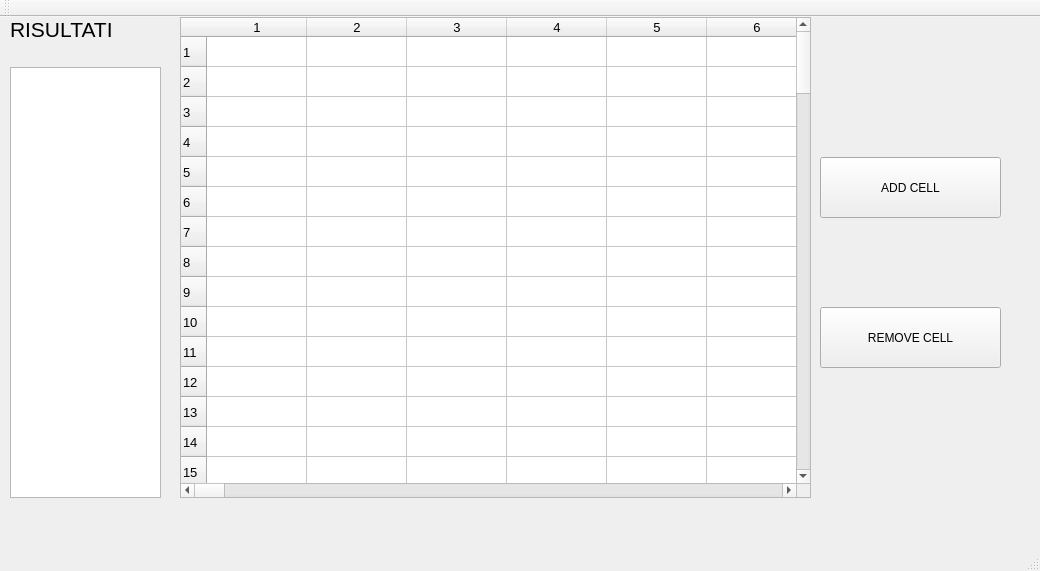
AlessandroArezzo/Cells_Project, file mainwindow.ui: the form before one commit.
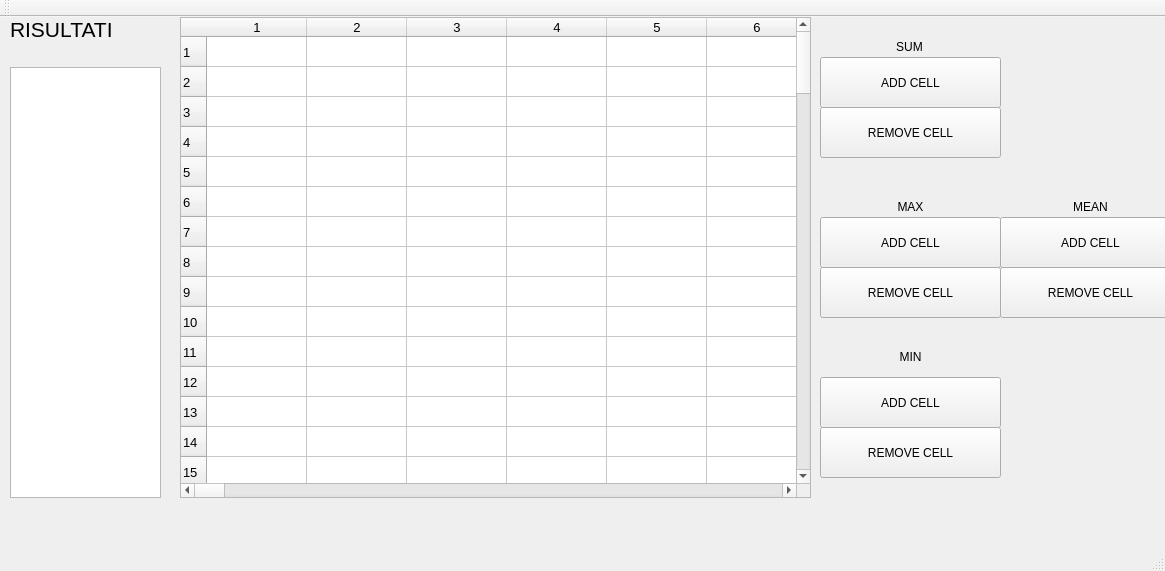
The form after the commit.

What changed in the file:
```diff
--- a/mainwindow.ui
+++ b/mainwindow.ui
@@ -6,7 +6,7 @@
    <rect>
     <x>0</x>
     <y>0</y>
-    <width>1040</width>
+    <width>1165</width>
     <height>571</height>
    </rect>
   </property>
@@ -31,9 +31,9 @@
     <property name="geometry">
      <rect>
       <x>820</x>
-      <y>290</y>
+      <y>90</y>
       <width>181</width>
-      <height>61</height>
+      <height>51</height>
      </rect>
     </property>
     <property name="text">
@@ -44,9 +44,9 @@
     <property name="geometry">
      <rect>
       <x>820</x>
-      <y>140</y>
+      <y>40</y>
       <width>181</width>
-      <height>61</height>
+      <height>51</height>
      </rect>
     </property>
     <property name="text">
@@ -309,6 +309,163 @@
      <bool>true</bool>
     </property>
    </widget>
+   <widget class="QPushButton" name="removeMaxButton">
+    <property name="geometry">
+     <rect>
+      <x>820</x>
+      <y>250</y>
+      <width>181</width>
+      <height>51</height>
+     </rect>
+    </property>
+    <property name="text">
+     <string>REMOVE CELL</string>
+    </property>
+   </widget>
+   <widget class="QPushButton" name="addMaxButton">
+    <property name="geometry">
+     <rect>
+      <x>820</x>
+      <y>200</y>
+      <width>181</width>
+      <height>51</height>
+     </rect>
+    </property>
+    <property name="text">
+     <string>ADD CELL</string>
+    </property>
+   </widget>
+   <widget class="QPushButton" name="addMinButton">
+    <property name="geometry">
+     <rect>
+      <x>820</x>
+      <y>360</y>
+      <width>181</width>
+      <height>51</height>
+     </rect>
+    </property>
+    <property name="text">
+     <string>ADD CELL</string>
+    </property>
+   </widget>
+   <widget class="QPushButton" name="removeMinButton">
+    <property name="geometry">
+     <rect>
+      <x>820</x>
+      <y>410</y>
+      <width>181</width>
+      <height>51</height>
+     </rect>
+    </property>
+    <property name="text">
+     <string>REMOVE CELL</string>
+    </property>
+   </widget>
+   <widget class="QLabel" name="label_2">
+    <property name="geometry">
+     <rect>
+      <x>829</x>
+      <y>20</y>
+      <width>161</width>
+      <height>20</height>
+     </rect>
+    </property>
+    <property name="text">
+     <string>SUM</string>
+    </property>
+    <property name="alignment">
+     <set>Qt::AlignCenter</set>
+    </property>
+   </widget>
+   <widget class="QLabel" name="label_3">
+    <property name="geometry">
+     <rect>
+      <x>1010</x>
+      <y>180</y>
+      <width>161</width>
+      <height>20</height>
+     </rect>
+    </property>
+    <property name="text">
+     <string>MEAN</string>
+    </property>
+    <property name="alignment">
+     <set>Qt::AlignCenter</set>
+    </property>
+   </widget>
+   <widget class="QLabel" name="label_4">
+    <property name="geometry">
+     <rect>
+      <x>830</x>
+      <y>180</y>
+      <width>161</width>
+      <height>20</height>
+     </rect>
+    </property>
+    <property name="text">
+     <string>MAX</string>
+    </property>
+    <property name="alignment">
+     <set>Qt::AlignCenter</set>
+    </property>
+   </widget>
+   <widget class="QLabel" name="label_5">
+    <property name="geometry">
+     <rect>
+      <x>830</x>
+      <y>330</y>
+      <width>161</width>
+      <height>20</height>
+     </rect>
+    </property>
+    <property name="text">
+     <string>MIN</string>
+    </property>
+    <property name="alignment">
+     <set>Qt::AlignCenter</set>
+    </property>
+   </widget>
+   <widget class="QPushButton" name="removeMeanButton">
+    <property name="geometry">
+     <rect>
+      <x>1000</x>
+      <y>250</y>
+      <width>181</width>
+      <height>51</height>
+     </rect>
+    </property>
+    <property name="text">
+     <string>REMOVE CELL</string>
+    </property>
+   </widget>
+   <widget class="QPushButton" name="addMeanButton">
+    <property name="geometry">
+     <rect>
+      <x>1000</x>
+      <y>200</y>
+      <width>181</width>
+      <height>51</height>
+     </rect>
+    </property>
+    <property name="text">
+     <string>ADD CELL</string>
+    </property>
+   </widget>
+   <zorder>label</zorder>
+   <zorder>removeSumButton</zorder>
+   <zorder>addSumButton</zorder>
+   <zorder>tableWidget</zorder>
+   <zorder>textEdit</zorder>
+   <zorder>removeMaxButton</zorder>
+   <zorder>addMaxButton</zorder>
+   <zorder>addMinButton</zorder>
+   <zorder>label_2</zorder>
+   <zorder>label_3</zorder>
+   <zorder>label_4</zorder>
+   <zorder>label_5</zorder>
+   <zorder>removeMeanButton</zorder>
+   <zorder>addMeanButton</zorder>
+   <zorder>removeMinButton</zorder>
   </widget>
   <widget class="QMenuBar" name="menuBar">
    <property name="geometry">
```
Left out of the diff: 8 changed lines with no effect on the pictures.
